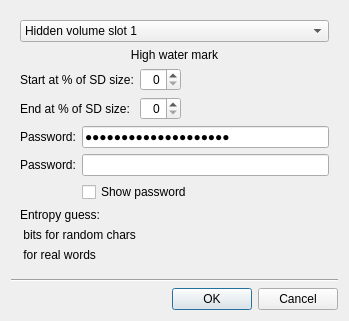
This is ui/stick20hiddenvolumedialog.ui in Nitrokey/nitrokey-app as Qt 5 draws it before an edit. The edited form follows.
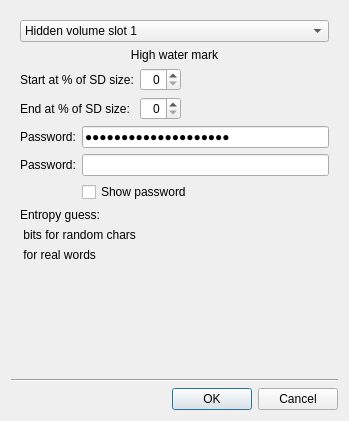
This is the edited form. Icons and pictures are not drawn.

Commit message: fixed inaccessible field

Patch:
```diff
--- a/ui/stick20hiddenvolumedialog.ui
+++ b/ui/stick20hiddenvolumedialog.ui
@@ -7,7 +7,7 @@
     <x>0</x>
     <y>0</y>
     <width>349</width>
-    <height>321</height>
+    <height>421</height>
    </rect>
   </property>
   <property name="sizePolicy">
```
Left out of the diff: 2 changed lines with no effect on the pictures.
